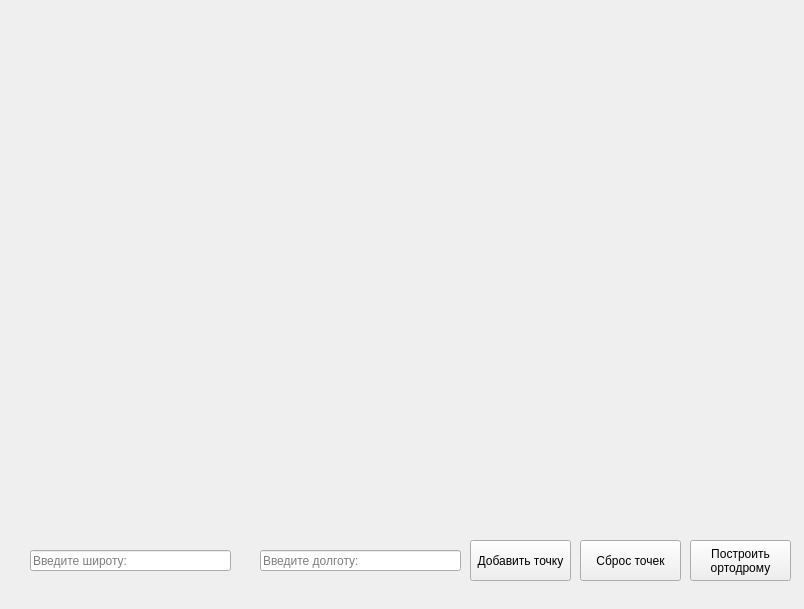
Old version of the form mainwindow.ui in the repository SaygaD1/GeodeticCoordinates.
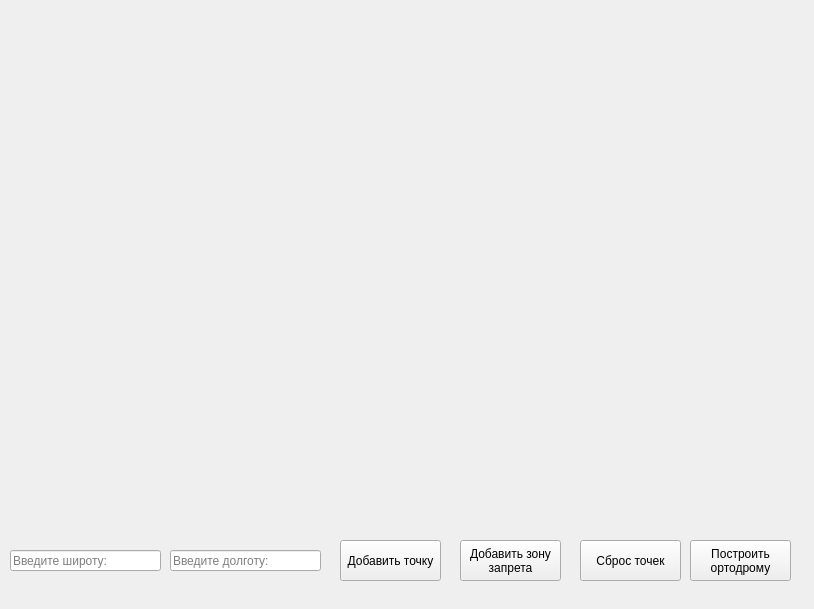
New version of the form.

Patch:
```diff
--- a/mainwindow.ui
+++ b/mainwindow.ui
@@ -6,7 +6,7 @@
    <rect>
     <x>0</x>
     <y>0</y>
-    <width>804</width>
+    <width>814</width>
     <height>609</height>
    </rect>
   </property>
@@ -14,21 +14,31 @@
    <string>MainWindow</string>
   </property>
   <widget class="QWidget" name="centralwidget">
+   <property name="sizePolicy">
+    <sizepolicy hsizetype="MinimumExpanding" vsizetype="MinimumExpanding">
+     <horstretch>0</horstretch>
+     <verstretch>0</verstretch>
+    </sizepolicy>
+   </property>
    <widget class="QWidget" name="verticalLayoutWidget">
     <property name="geometry">
      <rect>
       <x>20</x>
       <y>10</y>
-      <width>761</width>
+      <width>781</width>
       <height>521</height>
      </rect>
     </property>
-    <layout class="QVBoxLayout" name="verticalLayout"/>
+    <layout class="QVBoxLayout" name="verticalLayout">
+     <property name="sizeConstraint">
+      <enum>QLayout::SizeConstraint::SetDefaultConstraint</enum>
+     </property>
+    </layout>
    </widget>
    <widget class="QPushButton" name="pushButton">
     <property name="geometry">
      <rect>
-      <x>470</x>
+      <x>340</x>
       <y>540</y>
       <width>101</width>
       <height>41</height>
@@ -54,9 +64,9 @@
    <widget class="QLineEdit" name="lineEdit">
     <property name="geometry">
      <rect>
-      <x>30</x>
+      <x>10</x>
       <y>550</y>
-      <width>201</width>
+      <width>151</width>
       <height>21</height>
      </rect>
     </property>
@@ -97,9 +107,9 @@
    <widget class="QLineEdit" name="lineEdit_2">
     <property name="geometry">
      <rect>
-      <x>260</x>
+      <x>170</x>
       <y>550</y>
-      <width>201</width>
+      <width>151</width>
       <height>21</height>
      </rect>
     </property>
@@ -166,6 +176,20 @@
 ортодрому</string>
     </property>
    </widget>
+   <widget class="QPushButton" name="pushButton_4">
+    <property name="geometry">
+     <rect>
+      <x>460</x>
+      <y>540</y>
+      <width>101</width>
+      <height>41</height>
+     </rect>
+    </property>
+    <property name="text">
+     <string>Добавить зону
+запрета</string>
+    </property>
+   </widget>
   </widget>
  </widget>
  <resources/>
```
